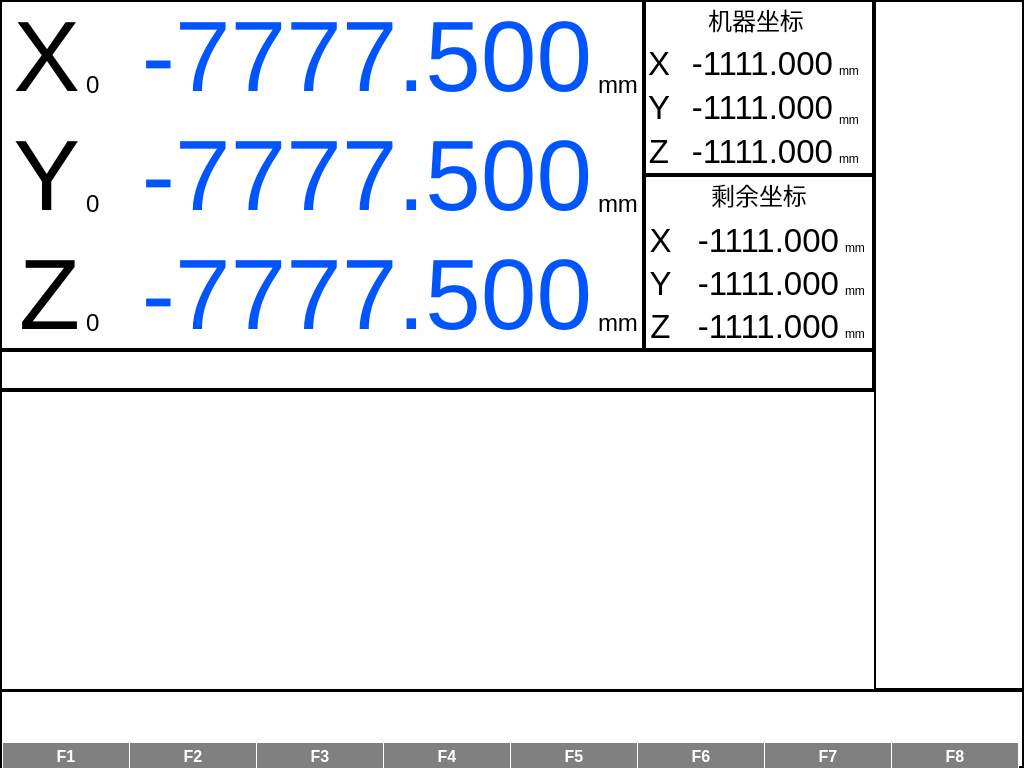
Qt form maininterface.ui (taiyuankejizhu/SparkZNC) before a commit.
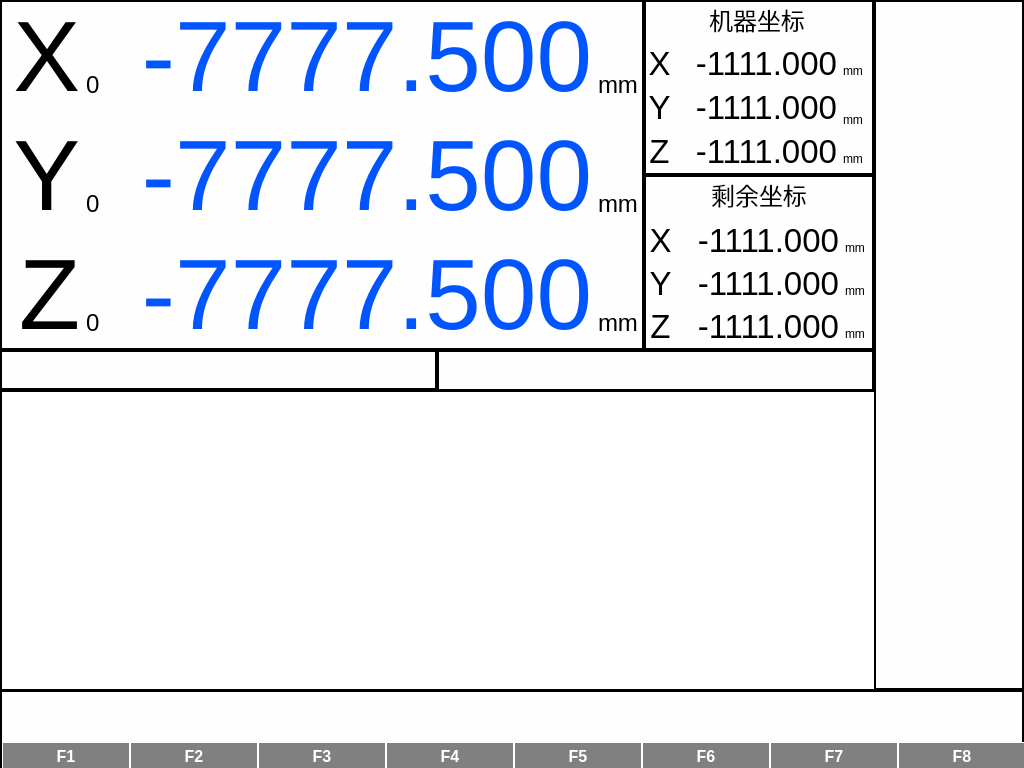
The same form after that commit.

Diff of the .ui file:
```diff
--- a/maininterface.ui
+++ b/maininterface.ui
@@ -899,7 +899,7 @@
      <rect>
       <x>-1</x>
       <y>-1</y>
-      <width>231</width>
+      <width>235</width>
       <height>171</height>
      </rect>
     </property>
@@ -1528,7 +1528,7 @@
     <rect>
      <x>0</x>
      <y>350</y>
-     <width>874</width>
+     <width>437</width>
      <height>40</height>
     </rect>
    </property>
@@ -1543,7 +1543,7 @@
      <rect>
       <x>0</x>
       <y>0</y>
-      <width>881</width>
+      <width>431</width>
       <height>41</height>
      </rect>
     </property>
@@ -1589,7 +1589,7 @@
      <rect>
       <x>0</x>
       <y>50</y>
-      <width>1021</width>
+      <width>1028</width>
       <height>32</height>
      </rect>
     </property>
@@ -5314,6 +5314,33 @@
     </layout>
    </widget>
   </widget>
+  <widget class="QFrame" name="frame_8">
+   <property name="geometry">
+    <rect>
+     <x>437</x>
+     <y>350</y>
+     <width>437</width>
+     <height>41</height>
+    </rect>
+   </property>
+   <property name="frameShape">
+    <enum>QFrame::WinPanel</enum>
+   </property>
+   <property name="frameShadow">
+    <enum>QFrame::Plain</enum>
+   </property>
+   <widget class="QWidget" name="horizontalLayoutWidget_4">
+    <property name="geometry">
+     <rect>
+      <x>0</x>
+      <y>0</y>
+      <width>441</width>
+      <height>41</height>
+     </rect>
+    </property>
+    <layout class="QHBoxLayout" name="horizontalLayout_4"/>
+   </widget>
+  </widget>
  </widget>
  <resources/>
  <connections/>
```
